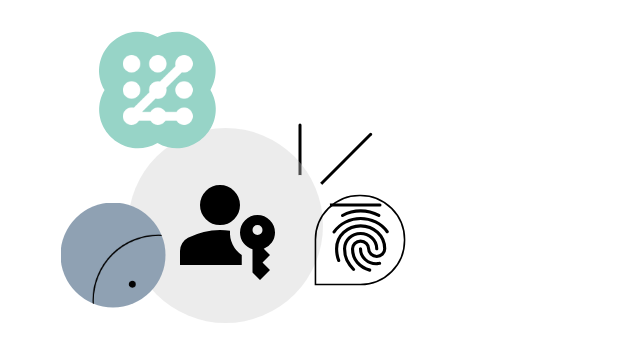
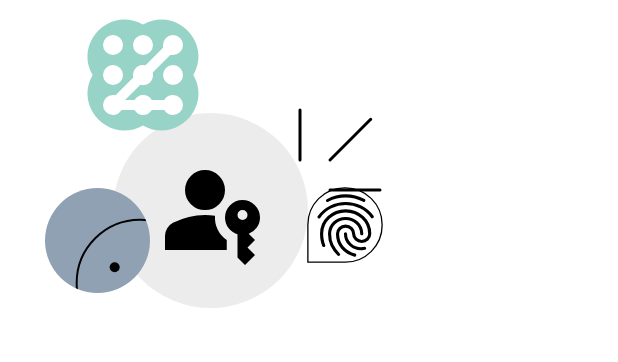
Before and after one commit to LuuOW/android-app-sample, an Android app built with Jetpack Compose: the @Preview function PasskeysLogoPreview, on a phone screen of 412 x 824 dp. Shown: the top 362 px of the screen. Run offline under Robolectric (Android 15) with nearby library versions, the phone set to English and light mode, and no system bars; network calls fail.

Commit message:
modifying modifiers...]

```diff
--- a/app/src/main/java/com/lucaskempe/cropy/ui/authentication/PasskeysLogo.kt
+++ b/app/src/main/java/com/lucaskempe/cropy/ui/authentication/PasskeysLogo.kt
@@ -52,19 +52,27 @@ import kotlin.math.sin
 fun PasskeysLogo(
     scaleX: Float = 1f,
     scaleY: Float = 1f,
-    padding: Dp = 0.dp
+    paddingLeft: Dp = 0.dp,
+    paddingRight: Dp = 0.dp,
+    paddingTop: Dp = 0.dp,
+    paddingBottom: Dp = 0.dp,
+    bg: Color = Color.LightGray,
 ) {
 
     Box(
-        modifier = Modifier.size(300.dp).scale(scaleX, scaleY).padding(padding)
+        modifier = Modifier
+            .size(280.dp)
+            .padding(start = paddingLeft, end = paddingRight, top = paddingTop, bottom = paddingBottom)
+            .scale(scaleX, scaleY)
     ) {
 
         Box(
             modifier = Modifier
                 .padding(start = 200.dp, bottom = 60.dp)
                 .align(Alignment.Center)
+                .scale(scaleX, scaleY)
         ) {
-            LinesFromBottomLeft()
+            LinesFromBottomLeft(scaleX = scaleX, scaleY = scaleY)
         }
 
         Box(
@@ -73,7 +81,8 @@ fun PasskeysLogo(
                 .size(130.dp) // Adjust size as needed
                 .clip(RoundedCornerShape(75.dp)) // Adjust corner radius
                 .alpha(0.38f)
-                .background(Color.LightGray), // S
+                .scale(scaleX, scaleY)
+                .background(bg), // S
         )
 
         Icon(
@@ -81,7 +90,8 @@ fun PasskeysLogo(
             contentDescription = null,
             modifier = Modifier
                 .align(Alignment.Center)
-                .size(80.dp), // Adjust icon size within the box
+                .size(80.dp) // Adjust icon size within the box
+            .scale(scaleX, scaleY),
             tint = Color.Black // Optional: Set the icon tint
         )
 
@@ -90,9 +100,10 @@ fun PasskeysLogo(
                 .align(Alignment.Center)
                 .padding(bottom = 180.dp, end = 90.dp)
                 .alpha(.99f)
-                .scale(scaleX = .7f, scaleY = .7f)
+                .size(140.dp)
+                .scale(scaleX, scaleY)
         ) {
-            RoundedPattern()
+            RoundedPattern(scaleX, scaleY)
         }
 
 
@@ -100,13 +111,13 @@ fun PasskeysLogo(
             modifier = Modifier
                 .padding(end = 150.dp, top = 40.dp)
                 .align(Alignment.Center)
-                .scale(scaleY = .7f, scaleX = .7f)
-                .size(100.dp) // Adjust size as needed
+                .scale(scaleY = scaleY, scaleX = scaleX)
+                .size(70.dp) // Adjust size as needed
                 .clip(CircleShape)
                 .alpha(.99f)
                 .background(Color(0xFF8EA0B3))
         ) {
-            FaceIcon()
+            FaceIcon(scaleX = scaleX, scaleY = scaleY)
         }
 
         Box(
@@ -114,7 +125,7 @@ fun PasskeysLogo(
                 .padding(start = 180.dp, top = 20.dp)
                 .align(Alignment.Center)
         ) {
-            FingerPrintIcon()
+            FingerPrintIcon(scaleX, scaleY)
         }
 
     }
@@ -128,9 +139,13 @@ fun LinesFromBottomLeft(
     color: Color = Color.Black, // Color of the lines
     size: Int = 100, // Size of the "invisible" square
     strokeWidth: Float = 3f, // Width of the lines
-    shorteningFactor: Float = 0.8f // Factor to shorten the outer lines (0.0f - 1.0f)
+    shorteningFactor: Float = 0.8f, // Factor to shorten the outer lines (0.0f - 1.0f)
+    scaleX: Float,
+    scaleY: Float,
 ) {
-    Canvas(modifier = Modifier.size(size.dp)) {
+    Canvas(modifier = Modifier
+        .scale(scaleX, scaleY)
+        .size(size.dp)) {
         val bottomLeft = Offset(0f, size.toFloat()) // Bottom-left corner of the Canvas
         val angles = listOf(270f, 315f, 0f) // Angles for the lines
 
@@ -145,20 +160,13 @@ fun LinesFromBottomLeft(
 
             drawLine(
                 color = color,
-                start = bottomLeft,
+                start = if(index == 1) Offset(30f, 70f) else if (index == 0) Offset(0f, 70f) else Offset(30f, size.toFloat()),
                 end = endPoint,
                 strokeWidth = strokeWidth,
                 cap = StrokeCap.Round // Optional: for rounded line ends
             )
         }
 
-        // Face outline
-        drawCircle(
-            color = Color.White,
-            center = bottomLeft,
-            radius = 30f,
-            style = Fill // Adjust stroke width as needed
-        )
     }
 
 
@@ -166,7 +174,10 @@ fun LinesFromBottomLeft(
 
 
 @Composable
-fun FingerPrintIcon() {
+fun FingerPrintIcon(
+    scaleX: Float,
+    scaleY: Float
+) {
     val vertices = remember {
         val radius = 1f
         floatArrayOf(
@@ -215,6 +226,7 @@ fun FingerPrintIcon() {
                 }
             }
             .size(400.dp)
+            .scale(scaleX, scaleY)
     ) {
         Icon(
             painter = painterResource(id = R.drawable.fingerprint_24px),
@@ -228,7 +240,10 @@ fun FingerPrintIcon() {
 }
 
 @Composable
-fun RoundedPattern() {
+fun RoundedPattern(
+    scaleX: Float,
+    scaleY: Float
+) {
     val vertices = remember {
         val radius = 1f
         val innerRadius = .3f
@@ -285,14 +300,15 @@ fun RoundedPattern() {
                     }
                 }
             }
-            .size(400.dp)
+            .size(140.dp)
+            .scale(scaleX, scaleY)
     ) {
         Icon(
             painter = painterResource(id = R.drawable.pattern_24px),
             contentDescription = null,
             modifier = Modifier
                 .align(Alignment.Center)
-                .size(100.dp), // Adjust icon size within the box
+                .size(80.dp), // Adjust icon size within the box
             tint = Color.White // Optional: Set the icon tint
         )
     }
@@ -301,8 +317,11 @@ fun RoundedPattern() {
 }
 
 @Composable
-fun FaceIcon(color: Color = Color.Black, size: Int = 280) {
-    Canvas(modifier = Modifier.size(size.dp)) {
+fun FaceIcon(color: Color = Color.Black, size: Int = 190, scaleX: Float, scaleY: Float) {
+    Canvas(modifier = Modifier
+        .size(size.dp)
+        .scale(scaleX, scaleY)
+    ) {
         val center = Offset(size / 2f, size / 2f)
         val radius = size / 3f
 
--- a/app/src/main/java/com/lucaskempe/cropy/ui/authentication/PasskeysSIgnUpScreen.kt
+++ b/app/src/main/java/com/lucaskempe/cropy/ui/authentication/PasskeysSIgnUpScreen.kt
@@ -1,5 +1,6 @@
 package com.lucaskempe.cropy.ui.authentication
 
+import androidx.compose.foundation.layout.Box
 import androidx.compose.foundation.layout.Column
 import androidx.compose.foundation.layout.Row
 import androidx.compose.foundation.layout.Spacer
@@ -11,6 +12,7 @@ import androidx.compose.foundation.layout.size
 import androidx.compose.foundation.layout.width
 import androidx.compose.foundation.shape.RoundedCornerShape
 import androidx.compose.material3.Card
+import androidx.compose.material3.MaterialTheme
 import androidx.compose.material3.Text
 import androidx.compose.material3.TextField
 import androidx.compose.runtime.Composable
@@ -19,6 +21,7 @@ import androidx.compose.runtime.mutableStateOf
 import androidx.compose.runtime.remember
 import androidx.compose.runtime.setValue
 import androidx.compose.ui.Modifier
+import androidx.compose.ui.graphics.Color
 import androidx.compose.ui.res.stringResource
 import androidx.compose.ui.text.SpanStyle
 import androidx.compose.ui.text.buildAnnotatedString
@@ -69,11 +72,10 @@ fun PasskeysSignUpScreen(
                 modifier = Modifier.fillMaxWidth()
                     .padding(end = 15.dp)
             ) {
-                Row(
-                    modifier = Modifier.fillMaxWidth()
-                        .padding(10.dp)
-                ) {
-                    Column(modifier = Modifier){
+                Box {
+                    Column(
+                        modifier = Modifier
+                    ){
                         Text(
                             modifier = Modifier
                                 .padding(10.dp)
@@ -90,7 +92,9 @@ fun PasskeysSignUpScreen(
 
                     }
 
+                    PasskeysLogo(bg = Color.White)
                 }
+
             }
 
 
--- a/app/src/main/java/com/lucaskempe/cropy/ui/theme/Theme.kt
+++ b/app/src/main/java/com/lucaskempe/cropy/ui/theme/Theme.kt
@@ -43,7 +43,7 @@ fun CropyTheme(
     content: @Composable () -> Unit
 ) {
     val colorScheme = when {
-        dynamicColor && Build.VERSION.SDK_INT >= Build.VERSION_CODES.S -> {
+        dynamicColor -> {
             val context = LocalContext.current
             if (darkTheme) dynamicDarkColorScheme(context) else dynamicLightColorScheme(context)
         }
```
Also changed, not shown: 1 other file.
